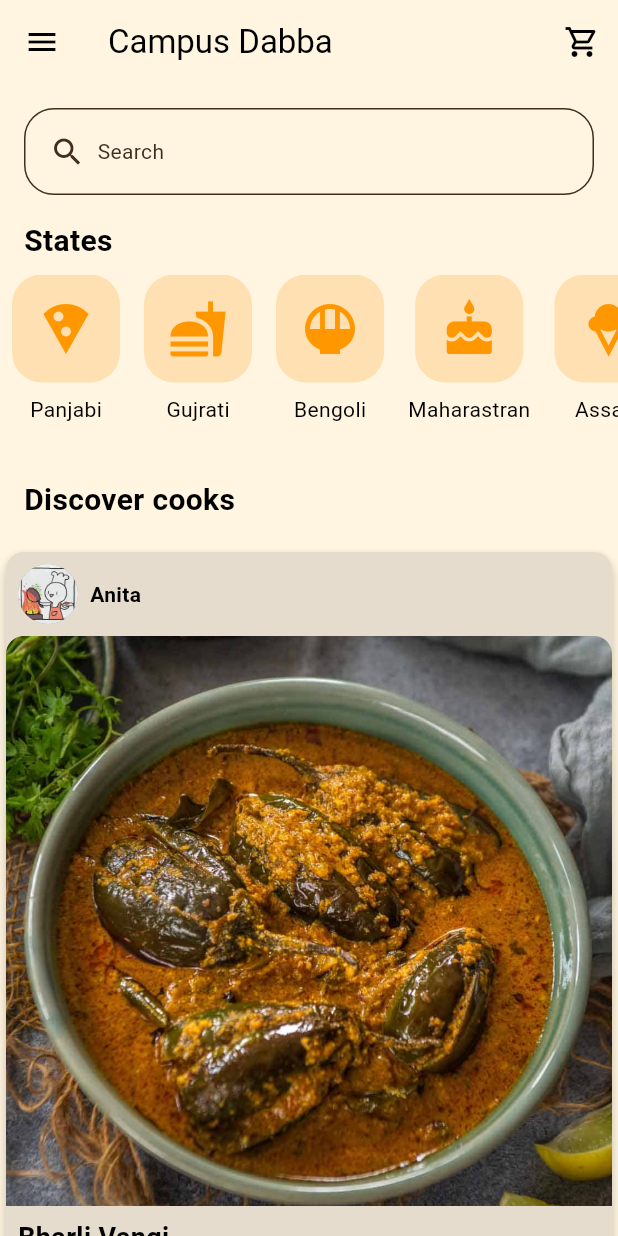
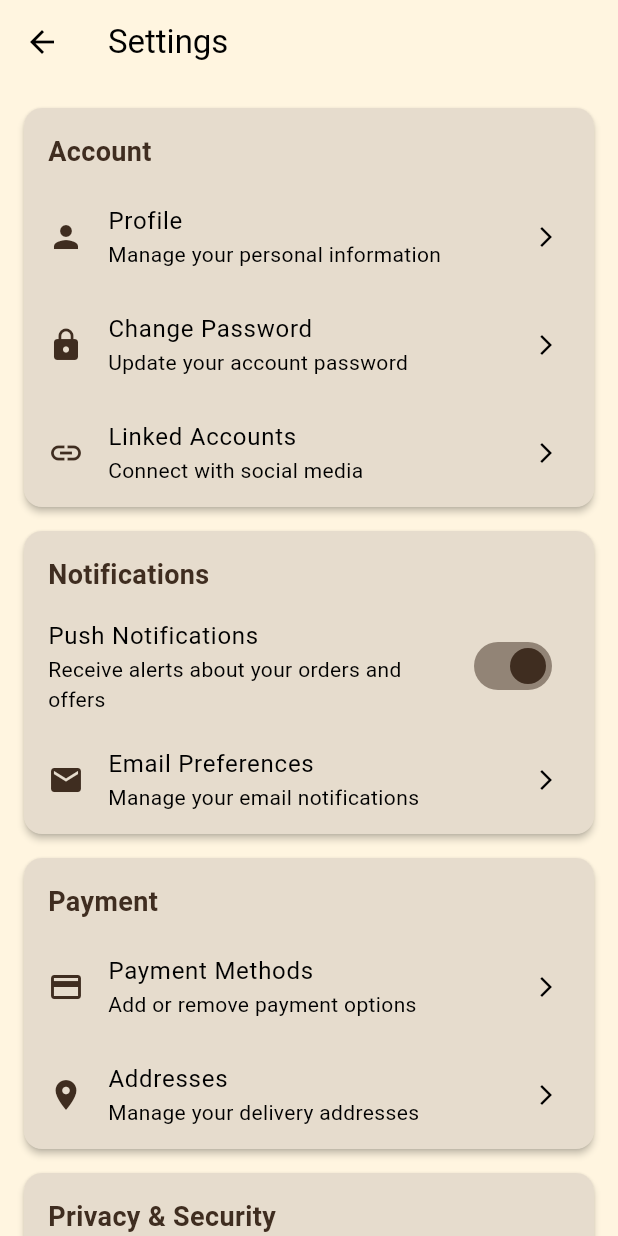
Before and after one commit to Campus-Dabba/campus_dabba_mobile, a Flutter app: the screen it shows once a user with an empty profile is signed in, in the side drawer, after a tap on "Settings", on a phone screen of 412 x 824 dp. Run offline on Flutter 3.47's test engine with Material 3 defaults, Android fonts, the phone set to English and light mode, and no system bars; our stand-ins replace animate_do, dots_indicator, firebase_auth, firebase_core, shared_preferences, simple_animations; accounts and stored records are empty.

Commit message:
settings screen

```diff
--- /dev/null
+++ b/lib/screen/settings_screen.dart
@@ -0,0 +1,361 @@
+import 'package:flutter/material.dart';
+
+class SettingsScreen extends StatefulWidget {
+  const SettingsScreen({super.key});
+
+  @override
+  State<SettingsScreen> createState() => _SettingsScreenState();
+}
+
+class _SettingsScreenState extends State<SettingsScreen> {
+  bool _notificationsEnabled = true;
+  bool _locationEnabled = true;
+  String _selectedLanguage = 'English';
+  String _selectedTheme = 'Light';
+
+  @override
+  Widget build(BuildContext context) {
+    return Scaffold(
+      backgroundColor: Color(0xFFFFF5E0),
+      appBar: AppBar(
+        title: const Text('Settings'),
+        backgroundColor: Color(0xFFFFF5E0),
+        elevation: 0,
+      ),
+      body: Container(
+        color: Color(0xFFFFF5E0),
+        child: ListView(
+          padding: const EdgeInsets.all(16),
+          children: [
+            _buildCard(
+              'Account',
+              [
+                _buildListTile(
+                  'Profile',
+                  'Manage your personal information',
+                  Icons.person,
+                  () => _showDialog('Edit Profile'),
+                ),
+                _buildListTile(
+                  'Change Password',
+                  'Update your account password',
+                  Icons.lock,
+                  () => _showDialog('Change Password'),
+                ),
+                _buildListTile(
+                  'Linked Accounts',
+                  'Connect with social media',
+                  Icons.link,
+                  () => _showDialog('Linked Accounts'),
+                ),
+              ],
+            ),
+            _buildCard(
+              'Notifications',
+              [
+                SwitchListTile(
+                  title: const Text('Push Notifications'),
+                  subtitle: const Text('Receive alerts about your orders and offers'),
+                  value: _notificationsEnabled,
+                  onChanged: (value) {
+                    setState(() {
+                      _notificationsEnabled = value;
+                    });
+                  },
+                  activeColor: Color(0xFF3F2D20),
+                ),
+                _buildListTile(
+                  'Email Preferences',
+                  'Manage your email notifications',
+                  Icons.email,
+                  () => _showDialog('Email Preferences'),
+                ),
+              ],
+            ),
+            _buildCard(
+              'Payment',
+              [
+                _buildListTile(
+                  'Payment Methods',
+                  'Add or remove payment options',
+                  Icons.payment,
+                  () => _showDialog('Payment Methods'),
+                ),
+                _buildListTile(
+                  'Addresses',
+                  'Manage your delivery addresses',
+                  Icons.location_on,
+                  () => _showDialog('Manage Addresses'),
+                ),
+              ],
+            ),
+            _buildCard(
+              'Privacy & Security',
+              [
+                SwitchListTile(
+                  title: const Text('Location Services'),
+                  subtitle: const Text('Allow app to access your location'),
+                  value: _locationEnabled,
+                  onChanged: (value) {
+                    setState(() {
+                      _locationEnabled = value;
+                    });
+                  },
+                  activeColor: Color(0xFF3F2D20),
+                  // inactiveThumbColor: Color(0xFF84BD93),
+                ),
+                _buildListTile(
+                  'Data Usage',
+                  'Manage how we use your data',
+                  Icons.data_usage,
+                  () => _showDialog('Data Usage Settings'),
+                ),
+                _buildListTile(
+                  'Privacy Policy',
+                  'Read our privacy policy',
+                  Icons.privacy_tip,
+                  () => _showDialog('Privacy Policy'),
+                ),
+              ],
+            ),
+            _buildCard(
+              'App Settings',
+              [
+                ListTile(
+                  title: const Text('Language'),
+                  subtitle: Text(_selectedLanguage),
+                  leading: const Icon(Icons.language, color: Color(0xFF3F2D20)),
+                  trailing: const Icon(Icons.arrow_forward_ios, size: 16),
+                  onTap: () => _showLanguageDialog(),
+                ),
+                ListTile(
+                  title: const Text('Theme'),
+                  subtitle: Text(_selectedTheme),
+                  leading: const Icon(Icons.palette, color: Color(0xFF3F2D20)),
+                  trailing: const Icon(Icons.arrow_forward_ios, size: 16),
+                  onTap: () => _showThemeDialog(),
+                ),
+                _buildListTile(
+                  'Clear Cache',
+                  'Free up space on your device',
+                  Icons.cleaning_services,
+                  () => _showDialog('Clear Cache'),
+                ),
+              ],
+            ),
+            _buildCard(
+              'Support',
+              [
+                _buildListTile(
+                  'Help Center',
+                  'Get help with using the app',
+                  Icons.help,
+                  () => _showDialog('Help Center'),
+                ),
+                _buildListTile(
+                  'Report a Problem',
+                  'Let us know if something isn\'t working',
+                  Icons.report_problem,
+                  () => _showDialog('Report a Problem'),
+                ),
+                _buildListTile(
+                  'Terms of Service',
+                  'Read our terms of service',
+                  Icons.description,
+                  () => _showDialog('Terms of Service'),
+                ),
+              ],
+            ),
+            const SizedBox(height: 16),
+            ElevatedButton(
+              onPressed: () => _showLogoutDialog(),
+              style: ElevatedButton.styleFrom(
+                backgroundColor: Colors.red,
+                padding: const EdgeInsets.symmetric(vertical: 16),
+                shape: RoundedRectangleBorder(
+                  borderRadius: BorderRadius.circular(8),
+                ),
+              ),
+              child: const Text('Log Out'),
+            ),
+            const SizedBox(height: 16),
+            const Center(
+              child: Text(
+                'App Version 1.0.0',
+                style: TextStyle(color: Colors.grey),
+              ),
+            ),
+          ],
+        ),
+      ),
+    );
+  }
+
+  Widget _buildCard(String title, List<Widget> children) {
+    return Card(
+      color: Color(0xFFE6DCCD),
+      margin: const EdgeInsets.only(bottom: 16),
+      shape: RoundedRectangleBorder(
+        borderRadius: BorderRadius.circular(12),
+      ),
+      elevation: 2,
+      child: Column(
+        crossAxisAlignment: CrossAxisAlignment.start,
+        children: [
+          Padding(
+            padding: const EdgeInsets.fromLTRB(16, 16, 16, 8),
+            child: Text(
+              title,
+              style: const TextStyle(
+                fontSize: 18,
+                fontWeight: FontWeight.bold,
+                color: Color(0xFF3F2D20),
+              ),
+            ),
+          ),
+          ...children,
+        ],
+      ),
+    );
+  }
+
+  Widget _buildListTile(String title, String subtitle, IconData icon, VoidCallback onTap) {
+    return ListTile(
+      title: Text(title),
+      subtitle: Text(subtitle),
+      leading: Icon(icon, color: Color(0xFF3F2D20)),
+      trailing: const Icon(Icons.arrow_forward_ios, size: 16),
+      onTap: onTap,
+    );
+  }
+
+  void _showDialog(String title) {
+    showDialog(
+      context: context,
+      builder: (BuildContext context) {
+        return AlertDialog(
+          title: Text(title),
+          content: Text('This is a placeholder for the $title feature.'),
+          actions: [
+            TextButton(
+              child: const Text('Close'),
+              onPressed: () {
+                Navigator.of(context).pop();
+              },
+            ),
+          ],
+        );
+      },
+    );
+  }
+
+  void _showLanguageDialog() {
+    showDialog(
+      context: context,
+      builder: (BuildContext context) {
+        return SimpleDialog(
+          title: const Text('Select Language'),
+          children: <Widget>[
+            SimpleDialogOption(
+              onPressed: () {
+                setState(() {
+                  _selectedLanguage = 'English';
+                });
+                Navigator.pop(context);
+              },
+              child: const Text('English'),
+            ),
+            SimpleDialogOption(
+              onPressed: () {
+                setState(() {
+                  _selectedLanguage = 'Spanish';
+                });
+                Navigator.pop(context);
+              },
+              child: const Text('Spanish'),
+            ),
+            SimpleDialogOption(
+              onPressed: () {
+                setState(() {
+                  _selectedLanguage = 'French';
+                });
+                Navigator.pop(context);
+              },
+              child: const Text('French'),
+            ),
+          ],
+        );
+      },
+    );
+  }
+
+  void _showThemeDialog() {
+    showDialog(
+      context: context,
+      builder: (BuildContext context) {
+        return SimpleDialog(
+          title: const Text('Select Theme'),
+          children: <Widget>[
+            SimpleDialogOption(
+              onPressed: () {
+                setState(() {
+                  _selectedTheme = 'Light';
+                });
+                Navigator.pop(context);
+              },
+              child: const Text('Light'),
+            ),
+            SimpleDialogOption(
+              onPressed: () {
+                setState(() {
+                  _selectedTheme = 'Dark';
+                });
+                Navigator.pop(context);
+              },
+              child: const Text('Dark'),
+            ),
+            SimpleDialogOption(
+              onPressed: () {
+                setState(() {
+                  _selectedTheme = 'System Default';
+                });
+                Navigator.pop(context);
+              },
+              child: const Text('System Default'),
+            ),
+          ],
+        );
+      },
+    );
+  }
+
+  void _showLogoutDialog() {
+    showDialog(
+      context: context,
+      builder: (BuildContext context) {
+        return AlertDialog(
+          title: const Text('Log Out'),
+          content: const Text('Are you sure you want to log out?'),
+          actions: [
+            TextButton(
+              child: const Text('Cancel'),
+              onPressed: () {
+                Navigator.of(context).pop();
+              },
+            ),
+            TextButton(
+              child: const Text('Log Out'),
+              onPressed: () {
+                // Implement logout functionality here
+                Navigator.of(context).pop();
+                ScaffoldMessenger.of(context).showSnackBar(
+                  const SnackBar(content: Text('Logged out successfully')),
+                );
+              },
+            ),
+          ],
+        );
+      },
+    );
+  }
+}
--- a/lib/widgets/custom_drawer.dart
+++ b/lib/widgets/custom_drawer.dart
@@ -1,6 +1,7 @@
 import 'package:campus_dabba/screen/browse_cook_screen.dart';
 import 'package:campus_dabba/screen/my_orders_screen.dart';
 import 'package:campus_dabba/screen/profile_screen.dart';
+import 'package:campus_dabba/screen/settings_screen.dart';
 import 'package:campus_dabba/utils/auth_service.dart';
 import 'package:flutter/material.dart';
 
@@ -33,7 +34,7 @@ class CustomAppDrawer extends StatelessWidget {
               padding: EdgeInsets.zero,
               children: <Widget>[
                 ListTile(
-                  leading: Icon(Icons.person),
+                  leading: Icon(Icons.person, color: Color(0xFF3F2D20),),
                   title: Text('Profile'),
                   onTap: () {
                     Navigator.push(
@@ -43,7 +44,7 @@ class CustomAppDrawer extends StatelessWidget {
                   },
                 ),
                 ListTile(
-                  leading: Icon(Icons.restaurant_menu),
+                  leading: Icon(Icons.restaurant_menu, color: Color(0xFF3F2D20),),
                   title: Text('Browse Cooks'),
                   onTap: () {
                     Navigator.push(
@@ -53,7 +54,7 @@ class CustomAppDrawer extends StatelessWidget {
                   },
                 ),
                 ListTile(
-                  leading: Icon(Icons.receipt),
+                  leading: Icon(Icons.receipt, color: Color(0xFF3F2D20),),
                   title: Text('My Orders'),
                   onTap: () {
                     Navigator.push(
@@ -63,11 +64,13 @@ class CustomAppDrawer extends StatelessWidget {
                   },
                 ),
                 ListTile(
-                  leading: Icon(Icons.settings),
+                  leading: Icon(Icons.settings, color: Color(0xFF3F2D20),),
                   title: Text('Settings'),
                   onTap: () {
-                    Navigator.pop(context);
-                    // Add navigation logic here
+                    Navigator.push(
+                      context,
+                      MaterialPageRoute(builder: (context) => SettingsScreen()),
+                    );
                   },
                 ),
               ],
@@ -75,7 +78,7 @@ class CustomAppDrawer extends StatelessWidget {
           ),
           // Divider(),
           ListTile(
-            leading: Icon(Icons.exit_to_app),
+            leading: Icon(Icons.exit_to_app, color: Color(0xFF3F2D20),),
             title: Text('Logout'),
             onTap: () {
               AuthService().signOut();
```
